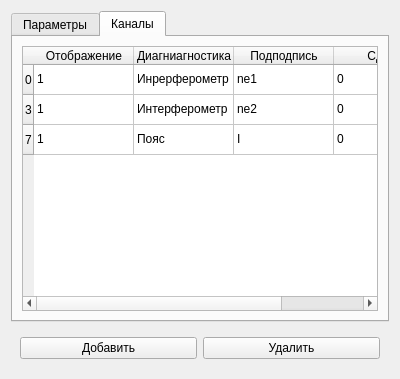
Old version of the form ui/oscilloscoppage.ui in the repository Asmedyanov/SignalViewer_GunTeam.
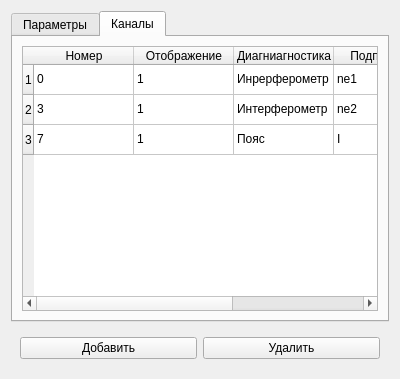
New version of the form.

Patch:
```diff
--- a/ui/oscilloscoppage.ui
+++ b/ui/oscilloscoppage.ui
@@ -138,7 +138,12 @@
             <widget class="QTableWidget" name="tableWidget_2">
              <row>
               <property name="text">
-               <string>0</string>
+               <string>1</string>
+              </property>
+             </row>
+             <row>
+              <property name="text">
+               <string>2</string>
               </property>
              </row>
              <row>
@@ -146,11 +151,11 @@
                <string>3</string>
               </property>
              </row>
-             <row>
+             <column>
               <property name="text">
-               <string>7</string>
+               <string>Номер</string>
               </property>
-             </row>
+             </column>
              <column>
               <property name="text">
                <string>Отображение</string>
@@ -173,60 +178,75 @@
              </column>
              <item row="0" column="0">
               <property name="text">
-               <string>1</string>
+               <string>0</string>
               </property>
              </item>
              <item row="0" column="1">
               <property name="text">
-               <string>Инрерферометр</string>
+               <string>1</string>
               </property>
              </item>
              <item row="0" column="2">
               <property name="text">
-               <string>ne1</string>
+               <string>Инрерферометр</string>
               </property>
              </item>
              <item row="0" column="3">
               <property name="text">
+               <string>ne1</string>
+              </property>
+             </item>
+             <item row="0" column="4">
+              <property name="text">
                <string>0</string>
               </property>
              </item>
              <item row="1" column="0">
               <property name="text">
-               <string>1</string>
+               <string>3</string>
               </property>
              </item>
              <item row="1" column="1">
               <property name="text">
-               <string>Интерферометр</string>
+               <string>1</string>
               </property>
              </item>
              <item row="1" column="2">
               <property name="text">
-               <string>ne2</string>
+               <string>Интерферометр</string>
               </property>
              </item>
              <item row="1" column="3">
               <property name="text">
+               <string>ne2</string>
+              </property>
+             </item>
+             <item row="1" column="4">
+              <property name="text">
                <string>0</string>
               </property>
              </item>
              <item row="2" column="0">
               <property name="text">
-               <string>1</string>
+               <string>7</string>
               </property>
              </item>
              <item row="2" column="1">
               <property name="text">
-               <string>Пояс</string>
+               <string>1</string>
               </property>
              </item>
              <item row="2" column="2">
               <property name="text">
-               <string>I</string>
+               <string>Пояс</string>
               </property>
              </item>
              <item row="2" column="3">
+              <property name="text">
+               <string>I</string>
+              </property>
+             </item>
+             <item row="2" column="4">
               <property name="text">
                <string>0</string>
               </property>
```
